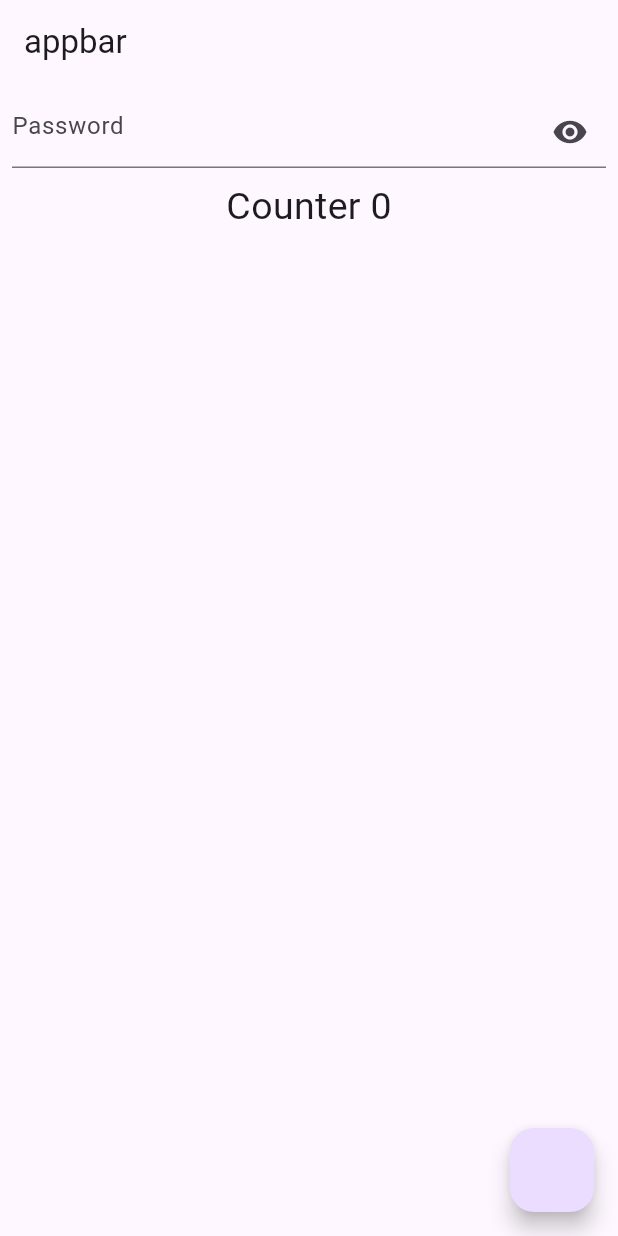
After one commit to aakashshivgan/provider_mvvm_clean, a Flutter app: the screen it shows after launch, on a phone screen of 412 x 824 dp. The commit adds this screen. Run offline on Flutter 3.47's test engine with Material 3 defaults, Android fonts, the phone set to English and light mode, and no system bars.

Commit message:
stateless to statefull screen example

```diff
--- a/lib/main.dart
+++ b/lib/main.dart
@@ -2,6 +2,7 @@ import 'package:flutter/material.dart';
 import 'package:provider_mvvm_clean/provider/counter_provider.dart';
 import 'package:provider_mvvm_clean/screen/counter_example.dart';
 import 'package:provider/provider.dart';
+import 'package:provider_mvvm_clean/screen/stateless_as_stateful.dart';
 
 void main() {
   runApp(const MyApp());
@@ -20,7 +21,7 @@ class MyApp extends StatelessWidget {
         theme: ThemeData(
           primarySwatch: Colors.blue,
         ),
-        home: const CounterPage(),
+        home: StatelessToStatefullScreen(),
       ),
     );
   }
--- /dev/null
+++ b/lib/screen/stateless_as_stateful.dart
@@ -0,0 +1,54 @@
+import 'package:flutter/material.dart';
+
+class StatelessToStatefullScreen extends StatelessWidget {
+  StatelessToStatefullScreen({super.key});
+
+  ValueNotifier<int> _counter = ValueNotifier<int>(0);
+  ValueNotifier<bool> obsecure = ValueNotifier<bool>(true);
+
+  @override
+  Widget build(BuildContext context) {
+    return Scaffold(
+      floatingActionButton: FloatingActionButton(onPressed: () {
+        _counter.value++;
+      }),
+      appBar: AppBar(
+        title: const Text('appbar'),
+      ),
+      body: Column(
+        children: [
+          ValueListenableBuilder(
+            valueListenable: obsecure,
+            builder: (context, value, child) {
+              return Padding(
+                padding: const EdgeInsets.all(8.0),
+                child: TextField(
+                  obscureText: obsecure.value,
+                  decoration: InputDecoration(
+                      hintText: 'Password',
+                      suffixIcon: InkWell(
+                          onTap: () {
+                            obsecure.value = !obsecure.value;
+                          },
+                          child: obsecure.value
+                              ? const Icon(Icons.visibility)
+                              : const Icon(Icons.visibility_off))),
+                ),
+              );
+            },
+          ),
+          Center(
+              child: ValueListenableBuilder(
+            valueListenable: _counter,
+            builder: (context, value, child) {
+              return Text(
+                'Counter ${_counter.value}',
+                style: const TextStyle(fontSize: 25),
+              );
+            },
+          )),
+        ],
+      ),
+    );
+  }
+}
```
Also changed, not shown: 2 other files.
